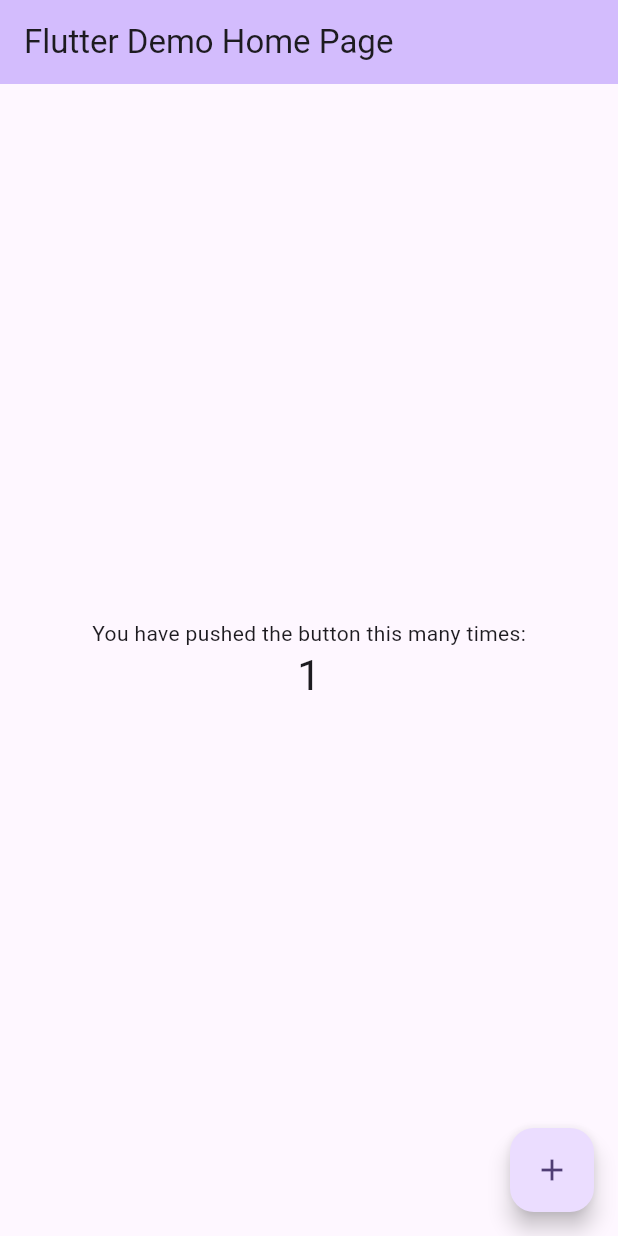
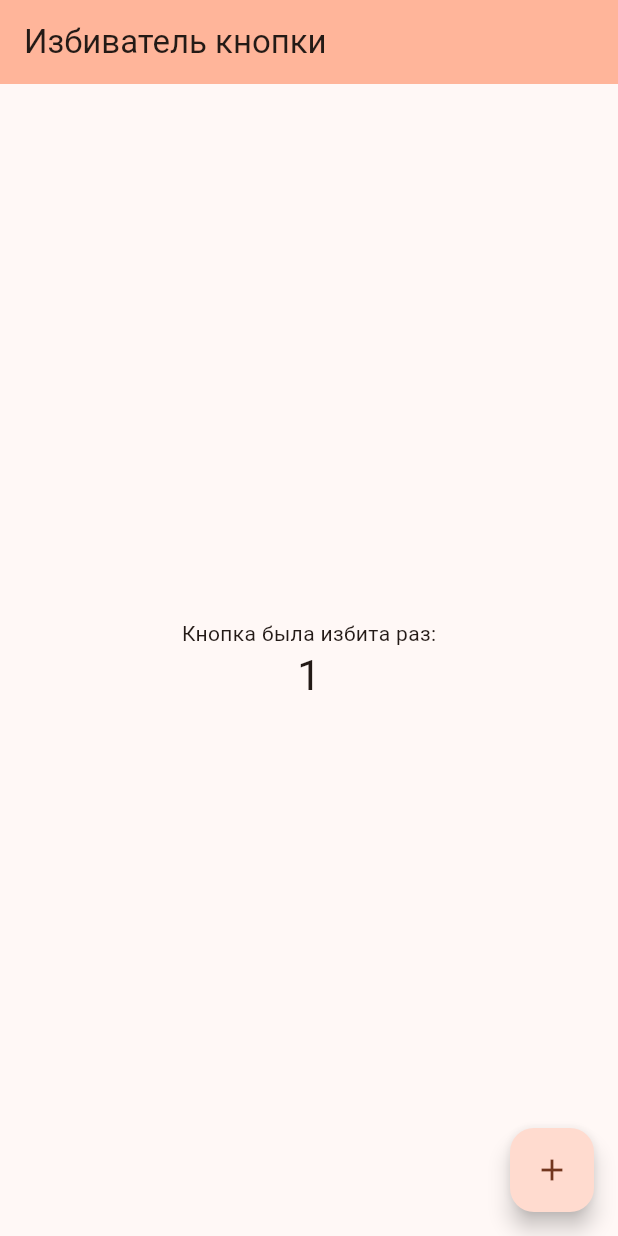
Before and after one commit to Bra1nButter/MobileDevCourse_KubSAU, a Flutter app: the screen it shows after launch, after a tap on the "add" icon, on a phone screen of 412 x 824 dp. Run offline on Flutter 3.47's test engine with Material 3 defaults, Android fonts, the phone set to English and light mode, and no system bars.

Commit message:
init: lab3 colors changed

```diff
--- a/lab3/lib/main.dart
+++ b/lab3/lib/main.dart
@@ -7,46 +7,21 @@ void main() {
 class MyApp extends StatelessWidget {
   const MyApp({super.key});
 
-  // This widget is the root of your application.
   @override
   Widget build(BuildContext context) {
     return MaterialApp(
       title: 'Flutter Demo',
       theme: ThemeData(
-        // This is the theme of your application.
-        //
-        // TRY THIS: Try running your application with "flutter run". You'll see
-        // the application has a purple toolbar. Then, without quitting the app,
-        // try changing the seedColor in the colorScheme below to Colors.green
-        // and then invoke "hot reload" (save your changes or press the "hot
-        // reload" button in a Flutter-supported IDE, or press "r" if you used
-        // the command line to start the app).
-        //
-        // Notice that the counter didn't reset back to zero; the application
-        // state is not lost during the reload. To reset the state, use hot
-        // restart instead.
-        //
-        // This works for code too, not just values: Most code changes can be
-        // tested with just a hot reload.
-        colorScheme: ColorScheme.fromSeed(seedColor: Colors.deepPurple),
+        colorScheme: ColorScheme.fromSeed(seedColor: Colors.brown),
         useMaterial3: true,
       ),
-      home: const MyHomePage(title: 'Flutter Demo Home Page'),
+      home: const MyHomePage(title: 'Избиватель кнопки'),
     );
   }
 }
 
 class MyHomePage extends StatefulWidget {
   const MyHomePage({super.key, required this.title});
-
-  // This widget is the home page of your application. It is stateful, meaning
-  // that it has a State object (defined below) that contains fields that affect
-  // how it looks.
-
-  // This class is the configuration for the state. It holds the values (in this
-  // case the title) provided by the parent (in this case the App widget) and
-  // used by the build method of the State. Fields in a Widget subclass are
-  // always marked "final".
 
   final String title;
 
@@ -57,56 +32,32 @@ class MyHomePage extends StatefulWidget {
 class _MyHomePageState extends State<MyHomePage> {
   int _counter = 0;
 
-  void _incrementCounter() {
+  void _increaseCounter() {
     setState(() {
-      // This call to setState tells the Flutter framework that something has
-      // changed in this State, which causes it to rerun the build method below
-      // so that the display can reflect the updated values. If we changed
-      // _counter without calling setState(), then the build method would not be
-      // called again, and so nothing would appear to happen.
       _counter++;
+    });
+  }
+
+  void _decreaseCounter(){
+    setState(() {
+      if (_counter >0)
+      _counter--;
     });
   }
 
   @override
   Widget build(BuildContext context) {
-    // This method is rerun every time setState is called, for instance as done
-    // by the _incrementCounter method above.
-    //
-    // The Flutter framework has been optimized to make rerunning build methods
-    // fast, so that you can just rebuild anything that needs updating rather
-    // than having to individually change instances of widgets.
     return Scaffold(
       appBar: AppBar(
-        // TRY THIS: Try changing the color here to a specific color (to
-        // Colors.amber, perhaps?) and trigger a hot reload to see the AppBar
-        // change color while the other colors stay the same.
         backgroundColor: Theme.of(context).colorScheme.inversePrimary,
-        // Here we take the value from the MyHomePage object that was created by
-        // the App.build method, and use it to set our appbar title.
         title: Text(widget.title),
       ),
       body: Center(
-        // Center is a layout widget. It takes a single child and positions it
-        // in the middle of the parent.
         child: Column(
-          // Column is also a layout widget. It takes a list of children and
-          // arranges them vertically. By default, it sizes itself to fit its
-          // children horizontally, and tries to be as tall as its parent.
-          //
-          // Column has various properties to control how it sizes itself and
-          // how it positions its children. Here we use mainAxisAlignment to
-          // center the children vertically; the main axis here is the vertical
-          // axis because Columns are vertical (the cross axis would be
-          // horizontal).
-          //
-          // TRY THIS: Invoke "debug painting" (choose the "Toggle Debug Paint"
-          // action in the IDE, or press "p" in the console), to see the
-          // wireframe for each widget.
           mainAxisAlignment: MainAxisAlignment.center,
           children: <Widget>[
             const Text(
-              'You have pushed the button this many times:',
+              'Кнопка была избита раз:',
             ),
             Text(
               '$_counter',
@@ -116,10 +67,10 @@ class _MyHomePageState extends State<MyHomePage> {
         ),
       ),
       floatingActionButton: FloatingActionButton(
-        onPressed: _incrementCounter,
+        onPressed: _increaseCounter,
         tooltip: 'Increment',
         child: const Icon(Icons.add),
-      ), // This trailing comma makes auto-formatting nicer for build methods.
+      ),
     );
   }
 }
```
Also changed, not shown: lab3/pubspec.lock, 125 other files.
